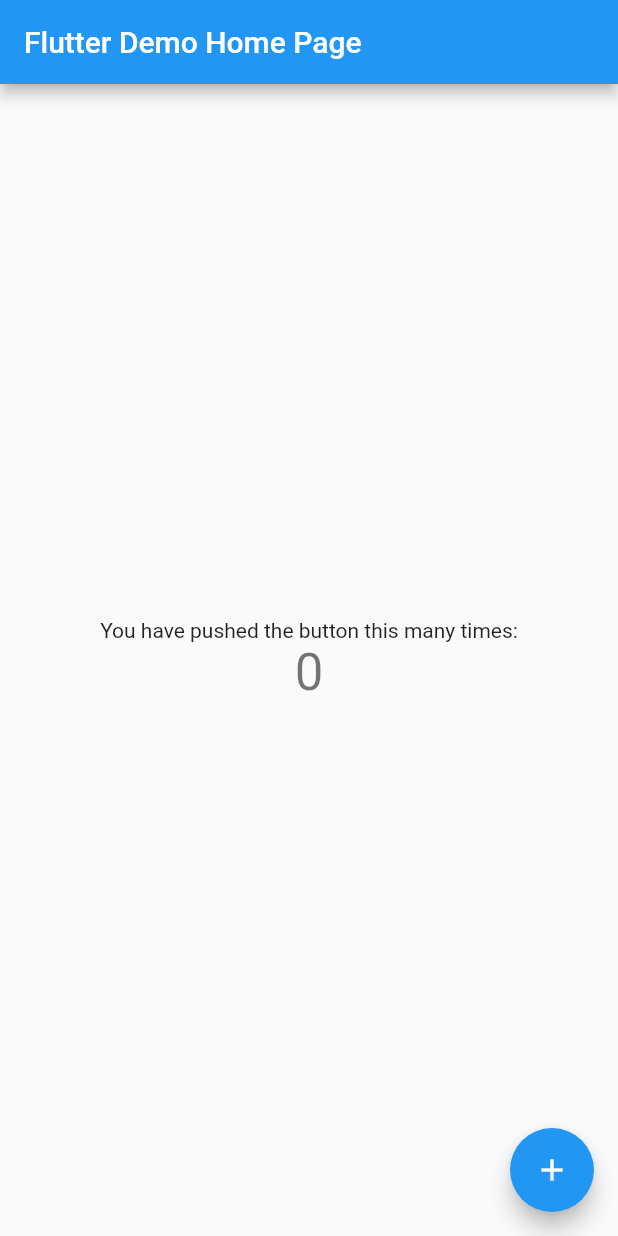
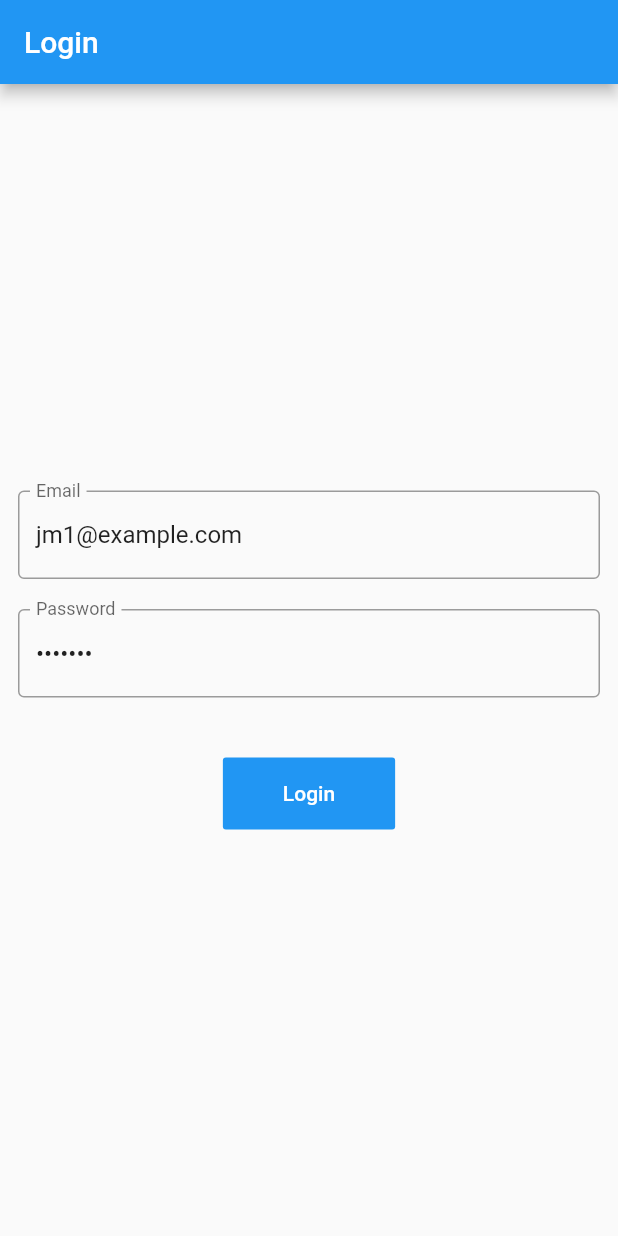
Before and after one commit to kishorejethava/RecipesAppFlutter, a Flutter app: the screen it shows after launch, on a phone screen of 412 x 824 dp. Run offline on Flutter 3.47's test engine with Material 2 defaults, Android fonts, the phone set to English and light mode, and no system bars.

```diff
--- /dev/null
+++ b/lib/login/LoginWidget.dart
@@ -0,0 +1,107 @@
+import 'package:flutter/material.dart';
+import 'dart:convert';
+import 'package:http/http.dart' as http;
+import 'package:recipes_app_flutter/login/model/LoginResponse.dart';
+import 'package:recipes_app_flutter/recipes/routes/RecipesRoute.Dart';
+
+class LoginWidget extends StatefulWidget {
+  @override
+  State<StatefulWidget> createState() => _LoginState();
+}
+
+class _LoginState extends State<LoginWidget> {
+  final emailController = TextEditingController()..text = 'jm1@example.com';
+  final passwordController = TextEditingController()..text = 'jay@123';
+  final _formKey = GlobalKey<FormState>();
+
+  @override
+  void dispose() {
+    emailController.dispose();
+    passwordController.dispose();
+    super.dispose();
+  }
+
+  @override
+  Widget build(BuildContext context) {
+    return Scaffold(
+      appBar: AppBar(
+        title: Text('Login'),
+      ),
+      body: Form(
+          key: _formKey,
+          child: Padding(
+            padding: EdgeInsets.all(12.0),
+            child: Column(
+                mainAxisAlignment: MainAxisAlignment.center,
+                children: <Widget>[
+                  TextFormField(
+                    validator: (value) {
+                      if (value.isEmpty) {
+                        return 'Email required!';
+                      }
+                      return null;
+                    },
+                    controller: emailController,
+                    decoration: InputDecoration(
+                        border: OutlineInputBorder(), labelText: 'Email'),
+                  ),
+                  SizedBox(height: 20),
+                  TextFormField(
+                    validator: (value) {
+                      if (value.isEmpty) {
+                        return 'Password required!';
+                      }
+                      return null;
+                    },
+                    controller: passwordController,
+                    obscureText: true,
+                    decoration: InputDecoration(
+                        border: OutlineInputBorder(), labelText: 'Password'),
+                  ),
+                  SizedBox(height: 40),
+                  FlatButton(
+                    color: Colors.blue,
+                    textColor: Colors.white,
+                    disabledColor: Colors.grey,
+                    disabledTextColor: Colors.black,
+                    padding: const EdgeInsets.fromLTRB(40.0, 16.0, 40.0, 16.0),
+                    splashColor: Colors.blueAccent,
+                    onPressed: () {
+                      if (_formKey.currentState.validate()) {
+                        _doLogin().then((loginResponse) {
+                          Navigator.push(
+                            context,
+                            MaterialPageRoute(
+                                builder: (context) => RecipesRoute()),
+                          );
+                        });
+                      }
+                    },
+                    child: Text("Login", style: TextStyle(fontSize: 14.0)),
+                  )
+                ]),
+          )),
+    );
+  }
+
+  Future<LoginResponse> _doLogin() async {
+    String url = 'http://35.160.197.175:3006/api/v1/user/login';
+    Map<String, String> headers = {"Content-type": "application/json"};
+    Map data = {
+      'email': emailController.text,
+      'password': passwordController.text
+    };
+    final response =
+        await http.post(url, headers: headers, body: json.encode(data));
+
+    if (response.statusCode == 200) {
+      // If the server did return a 200 OK response,
+      // then parse the JSON.
+      return LoginResponse.fromJson(json.decode(response.body));
+    } else {
+      // If the server did not return a 200 OK response,
+      // then throw an exception.
+      throw Exception('Failed to load album');
+    }
+  }
+}
--- /dev/null
+++ b/lib/login/model/LoginResponse.dart
@@ -0,0 +1,21 @@
+class LoginResponse {
+  final int id;
+  final String firstName;
+  final String lastName;
+  final String email;
+  final String password;
+  final String token;
+
+  LoginResponse({this.id, this.firstName, this.lastName, this.email, this.password, this.token});
+
+  factory LoginResponse.fromJson(Map<String, dynamic> json) {
+    return LoginResponse(
+      id: json['id'],
+      firstName: json['firstName'],
+      lastName: json['lastName'],
+      email: json['email'],
+      password: json['password'],
+      token: json['token'],
+    );
+  }
+}
--- a/lib/main.dart
+++ b/lib/main.dart
@@ -1,4 +1,5 @@
 import 'package:flutter/material.dart';
+import 'package:recipes_app_flutter/login/LoginWidget.dart';
 
 void main() => runApp(MyApp());
 
@@ -20,7 +21,7 @@ class MyApp extends StatelessWidget {
         // is not restarted.
         primarySwatch: Colors.blue,
       ),
-      home: MyHomePage(title: 'Flutter Demo Home Page'),
+      home: LoginWidget(),
     );
   }
 }
--- a/pubspec.yaml
+++ b/pubspec.yaml
@@ -23,6 +23,9 @@ dependencies:
   # The following adds the Cupertino Icons font to your application.
   # Use with the CupertinoIcons class for iOS style icons.
   cupertino_icons: ^0.1.2
+  http: ^0.12.0
+  flutter_cache_manager: "^1.1.3"
+  cached_network_image: "^2.0.0"
 
 dev_dependencies:
   flutter_test:
```
Also changed, not shown: lib/recipes/model/Recipe.dart (added, +35 -0 lines), lib/recipes/model/RecipeList.dart (added, +15 -0 lines), lib/recipes/routes/RecipesRoute.Dart (added, +91 -0 lines), pubspec.lock.
